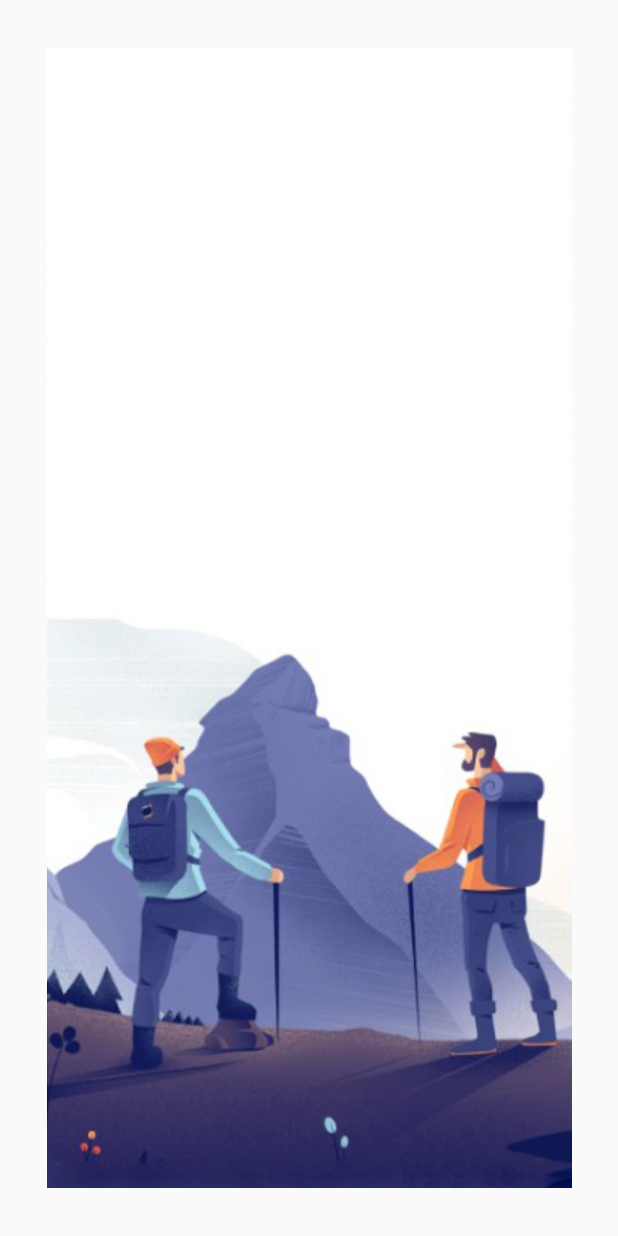
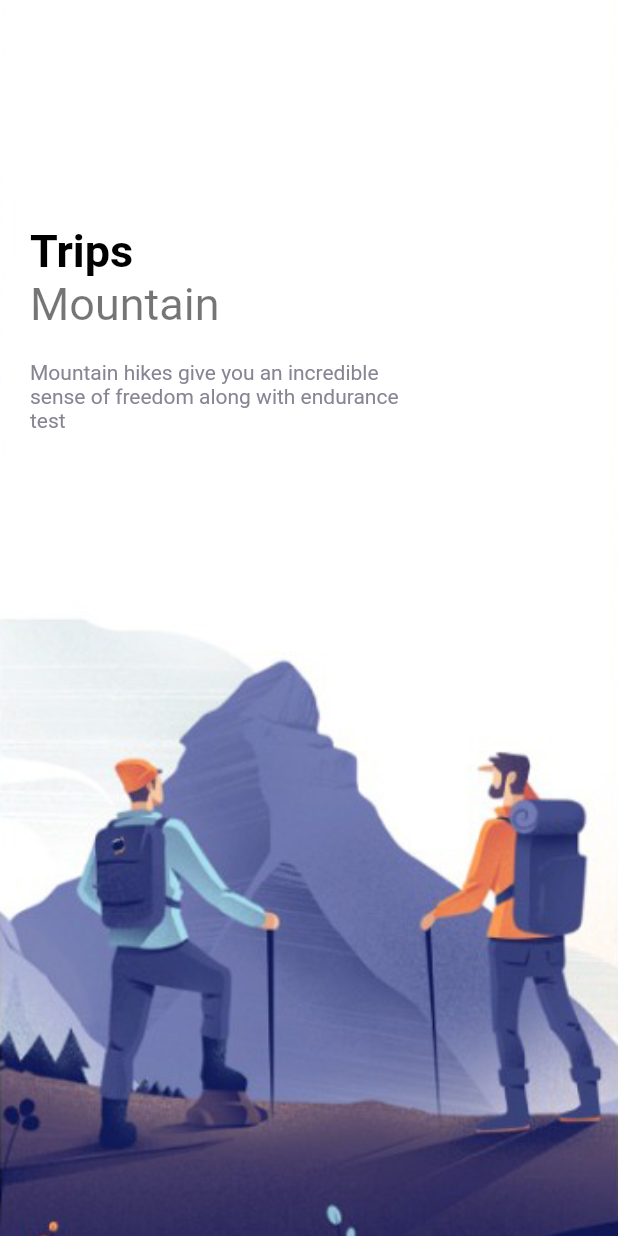
Before and after one commit to Captain-Kirk83/cubit_app, a Flutter app: the screen it shows after launch, on a phone screen of 412 x 824 dp. Run offline on Flutter 3.47's test engine with Material 2 defaults, Android fonts, the phone set to English and light mode, and no system bars.

Commit message:
Created Text Widgets

```diff
--- a/lib/pages/welcome_page.dart
+++ b/lib/pages/welcome_page.dart
@@ -1,5 +1,8 @@
 import 'package:flutter/material.dart';
 import 'package:flutter/rendering.dart';
+import 'package:flutter_cubit/misc/colors.dart';
+import 'package:flutter_cubit/widgets/app_large_text.dart';
+import 'package:flutter_cubit/widgets/app_text.dart';
 
 class WelcomePage extends StatefulWidget {
   const WelcomePage({Key? key}) : super(key: key);
@@ -22,11 +25,40 @@ class _WelcomePageState extends State<WelcomePage> {
           itemCount: images.length,
           itemBuilder: (_, index) {
             return Container(
-                width: double.maxFinite,
-                height: double.maxFinite,
-                decoration: BoxDecoration(
-                    image: DecorationImage(
-                        image: AssetImage("img/" + images[index]))));
+              width: double.maxFinite,
+              height: double.maxFinite,
+              decoration: BoxDecoration(
+                  image: DecorationImage(
+                      image: AssetImage("img/" + images[index]),
+                      fit: BoxFit.cover)),
+              child: Container(
+                  margin: const EdgeInsets.only(top: 150, left: 20, right: 20),
+                  child: Row(
+                    children: [
+                      Column(
+                        crossAxisAlignment: CrossAxisAlignment.start,
+                        children: [
+                          AppLargeText(text: "Trips"),
+                          AppText(
+                            text: "Mountain",
+                            size: 30,
+                          ),
+                          SizedBox(
+                            height: 20,
+                          ),
+                          Container(
+                            width: 250,
+                            child: AppText(
+                                text:
+                                    "Mountain hikes give you an incredible sense of freedom along with endurance test",
+                                color: AppColors.textColor2,
+                                size: 14),
+                          )
+                        ],
+                      )
+                    ],
+                  )),
+            );
           }),
     );
   }
--- /dev/null
+++ b/lib/widgets/app_large_text.dart
@@ -0,0 +1,18 @@
+import 'package:flutter/cupertino.dart';
+import 'package:flutter/material.dart';
+
+class AppLargeText extends StatelessWidget {
+  double size;
+  final String text;
+  final Color color;
+  AppLargeText(
+      {Key? key, required this.text, this.color = Colors.black, this.size = 30})
+      : super(key: key);
+
+  @override
+  Widget build(BuildContext context) {
+    return Text(text,
+        style: TextStyle(
+            color: color, fontSize: size, fontWeight: FontWeight.bold));
+  }
+}
--- /dev/null
+++ b/lib/widgets/app_text.dart
@@ -0,0 +1,19 @@
+import 'package:flutter/cupertino.dart';
+import 'package:flutter/material.dart';
+
+class AppText extends StatelessWidget {
+  double size;
+  final String text;
+  final Color color;
+  AppText(
+      {Key? key,
+      required this.text,
+      this.color = Colors.black54,
+      this.size = 16})
+      : super(key: key);
+
+  @override
+  Widget build(BuildContext context) {
+    return Text(text, style: TextStyle(color: color, fontSize: size));
+  }
+}
```
